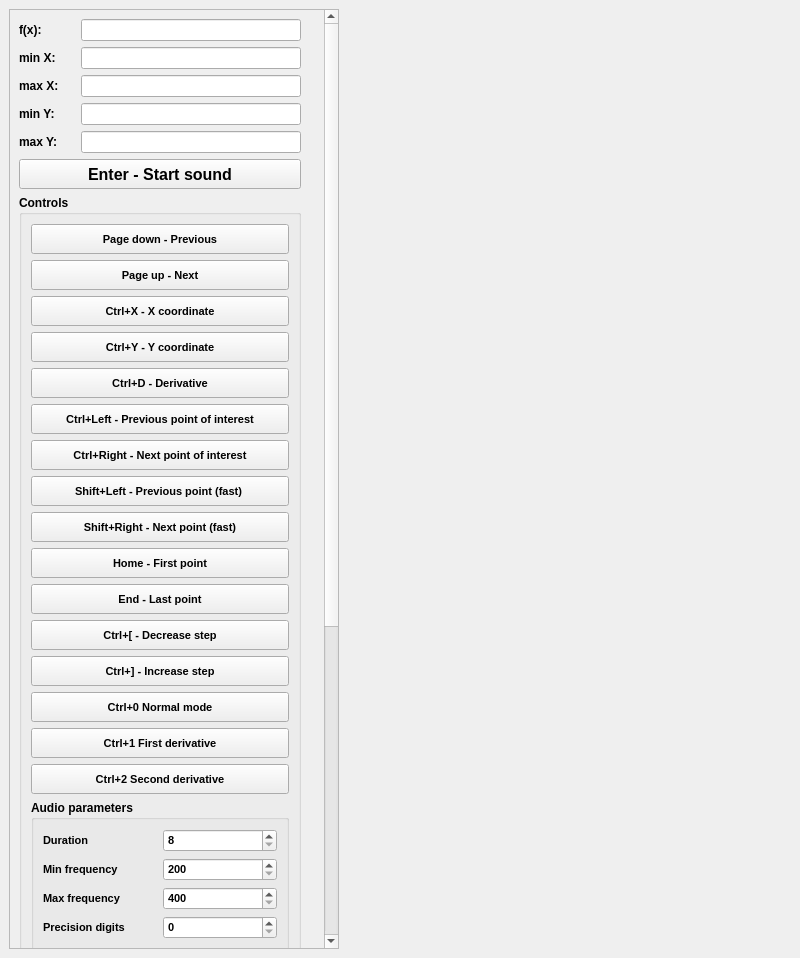
Old version of the form mainwindow.ui in the repository nstrikos/audiographs-desktop.
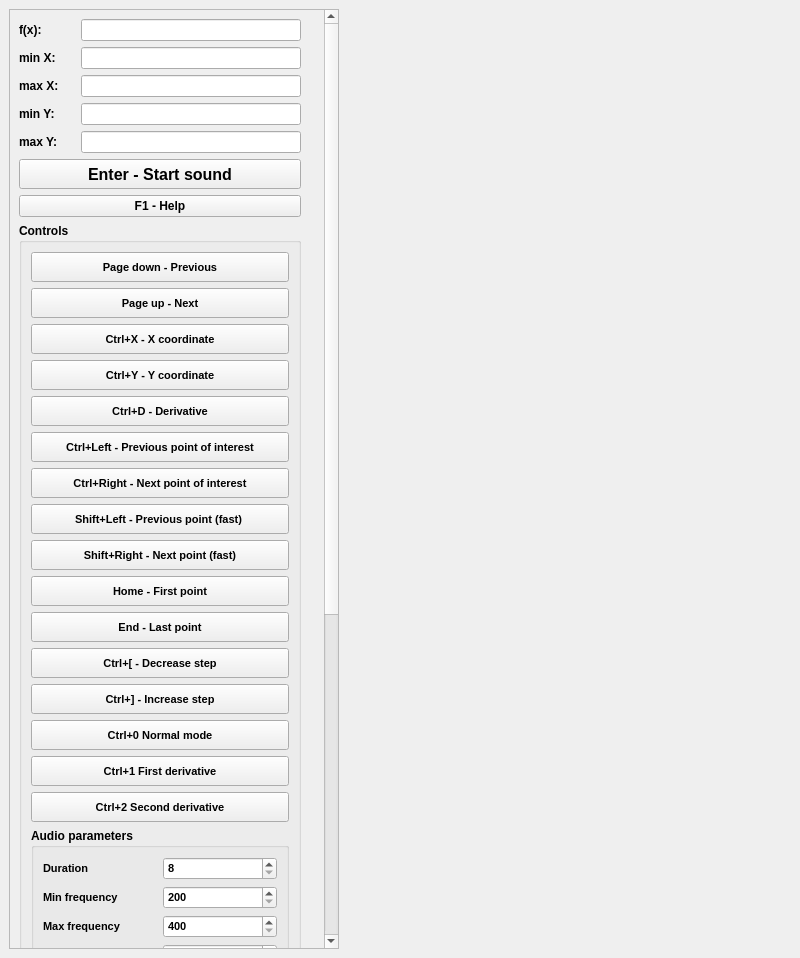
New version of the form. Custom widgets are drawn as their Qt base class.

What changed in the file:
```diff
--- a/mainwindow.ui
+++ b/mainwindow.ui
@@ -44,7 +44,7 @@
          <x>0</x>
          <y>0</y>
          <width>300</width>
-         <height>1529</height>
+         <height>1564</height>
         </rect>
        </property>
        <property name="minimumSize">
@@ -350,6 +350,25 @@
           </property>
          </widget>
         </item>
+        <item>
+         <widget class="QPushButton" name="helpPushButton">
+          <property name="font">
+           <font>
+            <weight>75</weight>
+            <bold>true</bold>
+           </font>
+          </property>
+          <property name="accessibleName">
+           <string>F1 help</string>
+          </property>
+          <property name="accessibleDescription">
+           <string>F1 help</string>
+          </property>
+          <property name="text">
+           <string>F1 - Help</string>
+          </property>
+         </widget>
+        </item>
         <item>
          <widget class="QGroupBox" name="groupBox_3">
           <property name="font">
```
Left out of the diff: 1 changed line with no effect on the pictures.
